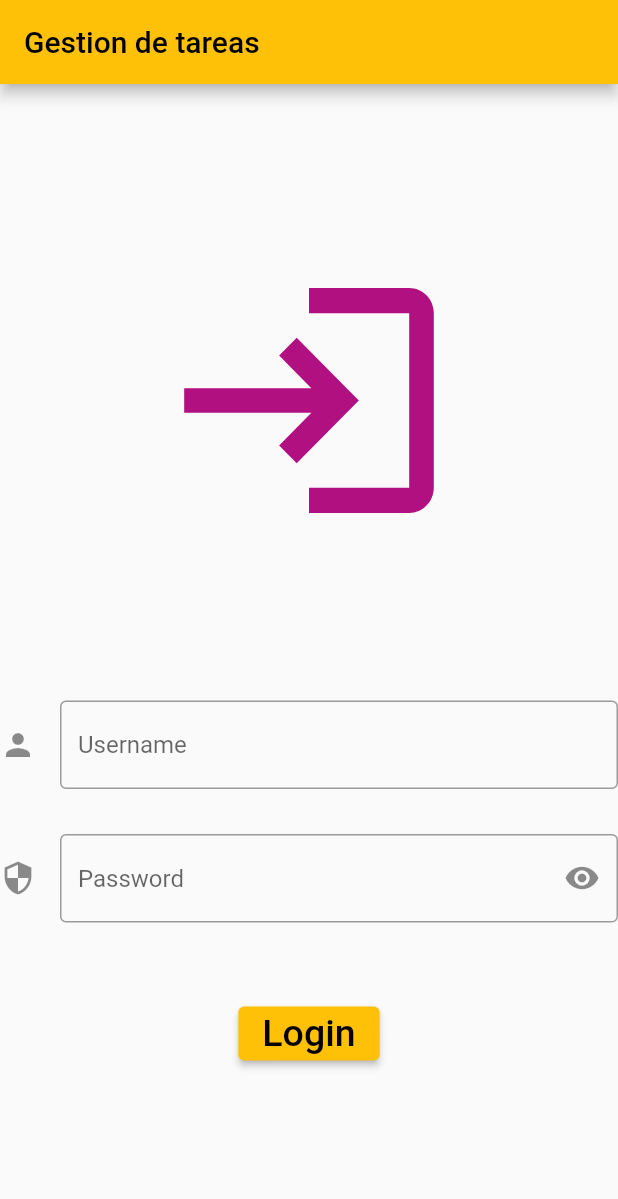
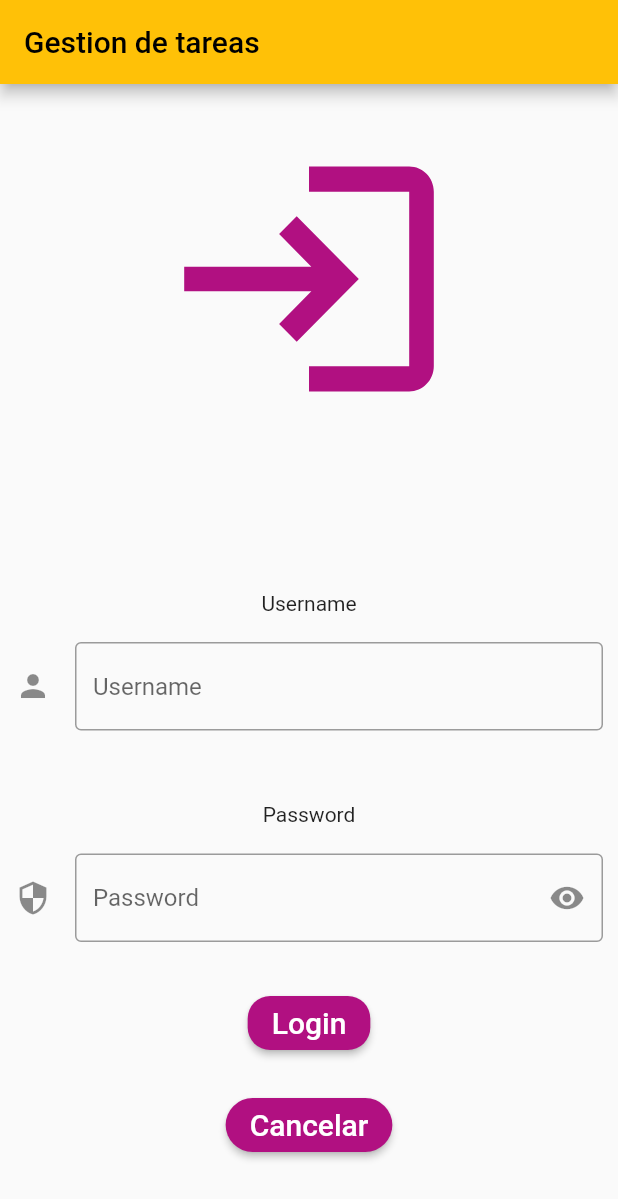
Before and after one commit to JhousefSilva1/planning-dayApp, a Flutter app: the screen it shows after launch, on a phone screen of 412 x 824 dp. Shown: the top 1199 px of the screen. Run offline on Flutter 3.47's test engine with Material 2 defaults, Android fonts, the light colour scheme and no system bars.

```diff
--- a/lib/ui/login_page.dart
+++ b/lib/ui/login_page.dart
@@ -1,9 +1,10 @@
 // ignore_for_file: prefer_const_constructors, use_key_in_widget_constructors
 
 import 'package:flutter/material.dart';
+import 'package:flutter/services.dart';
 
 class LoginPage extends StatefulWidget {
-  //const LoginPage({super.key});
+  const LoginPage({super.key});
 
   @override
   // ignore: library_private_types_in_public_api
@@ -41,17 +42,41 @@ class _LoginPageState extends State<LoginPage> {
             ),
             //espacio
             SizedBox(height: 100),
-            TextField(
+
+            Padding(
+              padding: const EdgeInsets.all(8.0),
+              child: Text('Username'),
+            ),
+            //textfield username
+            Container(
+              padding: EdgeInsets.all(10),
+              child: TextField(
+                //aceptar solo numeros y letras
+                inputFormatters: [
+                  FilteringTextInputFormatter.allow(RegExp(r'[a-zA-Z0-9]')),
+
+                ],
                 decoration: InputDecoration(
                   border: OutlineInputBorder(),
                   icon: Icon(Icons.person),
                   hintText: 'Username',
                 ),
               ),
+            ),
             SizedBox(
               height: 30,
+
             ),
-            TextField(
+            Padding(
+              padding: const EdgeInsets.all(8.0),
+              child: Text('Password'),
+            ),
+
+            //textfieldPassword
+            Container(
+
+              padding: EdgeInsets.all(10),
+              child: TextField(
                 obscureText: _obscureText,
                 decoration: InputDecoration(
                   border: OutlineInputBorder(),
@@ -68,15 +93,51 @@ class _LoginPageState extends State<LoginPage> {
                   ),
                 ),
               ),
+            ),
 
-            SizedBox(height: 50),
+            SizedBox(height: 10),
 
-            ElevatedButton(
+            Container(
+
+              padding: EdgeInsets.all(10),
+              child: ElevatedButton(
+                style: ElevatedButton.styleFrom(
+                  foregroundColor: Colors.white, backgroundColor: Color.fromARGB(255, 177, 16, 129),
+                  shape: RoundedRectangleBorder(
+                    borderRadius: BorderRadius.circular(15.0),
+                  ),
+                ),
                 onPressed: () {
                   // Respond to button press
+                  Navigator.pushNamed(context, "/tasks");
                 },
-              child: Text('Login', style: TextStyle(fontSize: 25)),
+                child: Text('Login', style: TextStyle(fontSize: 20)),
               ),
+
+            ),
+
+
+            Container(
+              padding: EdgeInsets.all(10),
+              child: ElevatedButton(
+                style: ElevatedButton.styleFrom(
+                  foregroundColor: Colors.white, backgroundColor: Color.fromARGB(255, 177, 16, 129),
+                  shape: RoundedRectangleBorder(
+                    borderRadius: BorderRadius.circular(20.0),
+                  ),
+                ),
+                onPressed: () {
+                  // Respond to button press
+                  Navigator.pushNamed(context, "/");
+                },
+
+                child: Text('Cancelar', style: TextStyle(fontSize: 20)),
+              ),
+            ),
+
+
+            SizedBox(height: 10),
+
           ],
         ),
       ),
```
Also changed, not shown: lib/ui/home_page.dart (+74 -0 lines), lib/ui/home_tasks_page.dart (added, +26 -0 lines). Lines whose indentation alone changed are shown as unchanged.
